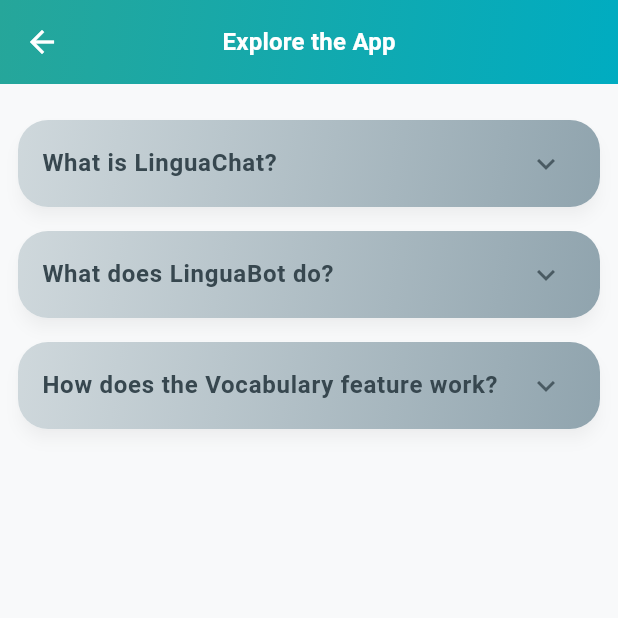
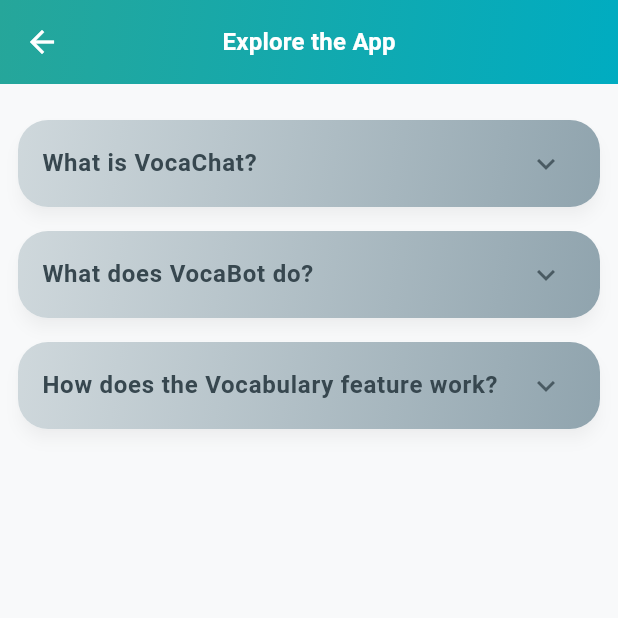
Before and after one commit to Kerim-Personal/mvp-lc, a Flutter app: the HelpAndSupportScreen screen opened by its route, after a tap on "Explore the App", on a phone screen of 412 x 824 dp, the top half of it. Run offline on Flutter 3.47's test engine with Material 3 defaults, Android fonts, the phone set to English and light mode, and no system bars; our stand-ins replace audioplayers, cloud_firestore, cloud_functions, confetti, emoji_picker_flutter, firebase_auth and 11 more; missing offline and left inert: firebase_app_check, google_mlkit_language_id, google_mlkit_translation; accounts and stored records are empty; generated files the repository leaves out were written again; network calls fail.

Commit message:
git checkout master

```diff
--- a/lib/data/faq_data.dart
+++ b/lib/data/faq_data.dart
@@ -10,19 +10,19 @@ class FaqItem {
 final Map<String, List<FaqItem>> faqData = {
   'Explore the App': [
     FaqItem(
-      question: 'What is LinguaChat?',
+      question: 'What is VocaChat?',
       answer:
-          'LinguaChat is an AI‑powered language practice platform. It matches you with fluent or native speakers and provides real‑time AI assistance so you can improve in realistic contexts.',
+      'VocaChat is an AI‑powered language practice platform. It matches you with fluent or native speakers and provides real‑time AI assistance so you can improve in realistic contexts.',
     ),
     FaqItem(
-      question: 'What does LinguaBot do?',
+      question: 'What does VocaBot do?',
       answer:
-          'LinguaBot is your contextual AI assistant. It can translate instantly, highlight grammar issues, suggest better wording, propose topics, and help you stay confident while chatting.',
+      'VocaBot is your contextual AI assistant. It can translate instantly, highlight grammar issues, suggest better wording, propose topics, and help you stay confident while chatting.',
     ),
     FaqItem(
       question: 'How does the Vocabulary feature work?',
       answer:
-          'Any new word you see (or LinguaBot suggests) can be saved to your personal list with one tap. You can later review, practice, and reinforce them for long‑term retention.',
+      'Any new word you see (or VocaBot suggests) can be saved to your personal list with one tap. You can later review, practice, and reinforce them for long‑term retention.',
     ),
   ],
   'Account & Profile': [
@@ -73,7 +73,7 @@ final Map<String, List<FaqItem>> faqData = {
     FaqItem(
       question: 'What are the benefits of Premium?',
       answer:
-          'Premium unlocks unlimited partner chats, ad‑free experience, enhanced LinguaBot features (e.g. voice analysis), exclusive vocabulary packs, and priority in community events.',
+      'Premium unlocks unlimited partner chats, ad‑free experience, enhanced VocaBot features (e.g. voice analysis), exclusive vocabulary packs, and priority in community events.',
     ),
     FaqItem(
       question: 'How do I cancel my subscription?',
--- a/lib/main.dart
+++ b/lib/main.dart
@@ -163,7 +163,7 @@ class MyApp extends StatelessWidget {
         });
         _SystemUiSynchronizer.update(isDark);
         return MaterialApp(
-          title: 'LinguaChat',
+          title: 'VocaChat',
           debugShowCheckedModeBanner: false,
           navigatorKey: notificationNavigatorKey,
           theme: ThemeService.instance.lightTheme,
--- a/lib/screens/login_screen.dart
+++ b/lib/screens/login_screen.dart
@@ -447,7 +447,7 @@ class _LoginScreenState extends State<LoginScreen>
             const Icon(Icons.language, size: 80, color: Colors.white),
             const SizedBox(height: 16),
             const Text(
-              'LinguaChat',
+              'VocaChat',
               textAlign: TextAlign.center,
               style: TextStyle(
                 fontSize: 45.0,
--- a/lib/widgets/home_screen/premium_status_panel.dart
+++ b/lib/widgets/home_screen/premium_status_panel.dart
@@ -140,7 +140,7 @@ class _PanelContent extends StatelessWidget {
     _Benefit(Icons.translate_rounded, 'Instant Translation'),
     _Benefit(Icons.support_agent, 'Priority Support'),
     _Benefit(Icons.spellcheck, 'Grammar Analysis'),
-    _Benefit(Icons.smart_toy, 'Voca Bot'),
+    _Benefit(Icons.smart_toy, 'VocaBot'),
     _Benefit(Icons.blur_on, 'Shimmer'),
   ];
 
```
Also changed, not shown: 2 other files. Lines whose indentation alone changed are shown as unchanged.
